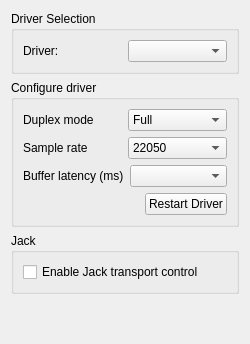
Above: src/traverso/ui/AudioDriverConfigPage.ui from ErwanLegrand/Traverso-DAW before the change. Below: the same form after it.
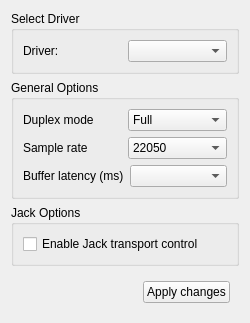
That is the form after the change.

The edit to the form file:
```diff
--- a/src/traverso/ui/AudioDriverConfigPage.ui
+++ b/src/traverso/ui/AudioDriverConfigPage.ui
@@ -1,24 +1,24 @@
 <ui version="4.0" >
  <class>AudioDriverConfigPage</class>
- <widget class="QWidget" name="AudioDriverConfigPage" >
-  <property name="geometry" >
+ <widget class="QWidget" name="AudioDriverConfigPage">
+  <property name="geometry">
    <rect>
     <x>0</x>
     <y>0</y>
     <width>250</width>
-    <height>344</height>
+    <height>308</height>
    </rect>
   </property>
   <property name="windowTitle" >
    <string>Form</string>
   </property>
-  <layout class="QVBoxLayout" >
+  <layout class="QVBoxLayout" name="verticalLayout_2">
    <item>
-    <widget class="QGroupBox" name="groupBox" >
-     <property name="title" >
-      <string>Driver Selection</string>
+    <widget class="QGroupBox" name="groupBox">
+     <property name="title">
+      <string>Select Driver</string>
      </property>
-     <layout class="QHBoxLayout" >
+     <layout class="QHBoxLayout">
       <item>
        <widget class="QLabel" name="label" >
         <property name="text" >
@@ -33,17 +33,17 @@
     </widget>
    </item>
    <item>
-    <widget class="QGroupBox" name="driverConfigGroupBox" >
-     <property name="title" >
-      <string>Configure driver</string>
+    <widget class="QGroupBox" name="driverConfigGroupBox">
+     <property name="title">
+      <string>General Options</string>
      </property>
-     <layout class="QVBoxLayout" >
+     <layout class="QVBoxLayout" name="verticalLayout">
       <item>
-       <layout class="QHBoxLayout" >
-        <property name="spacing" >
+       <layout class="QHBoxLayout">
+        <property name="spacing">
          <number>6</number>
         </property>
-        <property name="margin" >
+        <property name="margin">
          <number>0</number>
         </property>
         <item>
@@ -84,11 +84,11 @@
        </layout>
       </item>
       <item>
-       <layout class="QHBoxLayout" >
-        <property name="spacing" >
+       <layout class="QHBoxLayout">
+        <property name="spacing">
          <number>6</number>
         </property>
-        <property name="margin" >
+        <property name="margin">
          <number>0</number>
         </property>
         <item>
@@ -145,11 +145,11 @@
        </layout>
       </item>
       <item>
-       <layout class="QHBoxLayout" >
-        <property name="spacing" >
+       <layout class="QHBoxLayout">
+        <property name="spacing">
          <number>6</number>
         </property>
-        <property name="margin" >
+        <property name="margin">
          <number>0</number>
         </property>
         <item>
@@ -170,31 +170,7 @@
          </widget>
         </item>
         <item>
-         <widget class="QComboBox" name="latencyComboBox" />
-        </item>
-       </layout>
-      </item>
-      <item>
-       <layout class="QHBoxLayout" >
-        <item>
-         <spacer>
-          <property name="orientation" >
-           <enum>Qt::Horizontal</enum>
-          </property>
-          <property name="sizeHint" stdset="0" >
-           <size>
-            <width>40</width>
-            <height>20</height>
-           </size>
-          </property>
-         </spacer>
-        </item>
-        <item>
-         <widget class="QPushButton" name="restartDriverButton" >
-          <property name="text" >
-           <string>Restart Driver</string>
-          </property>
-         </widget>
+         <widget class="QComboBox" name="latencyComboBox"/>
         </item>
        </layout>
       </item>
@@ -202,20 +178,20 @@
     </widget>
    </item>
    <item>
-    <widget class="QGroupBox" name="jackGroupBox" >
-     <property name="title" >
-      <string>Jack</string>
+    <widget class="QGroupBox" name="jackGroupBox">
+     <property name="title">
+      <string>Jack Options</string>
      </property>
-     <layout class="QVBoxLayout" >
-      <property name="spacing" >
+     <layout class="QVBoxLayout">
+      <property name="spacing">
        <number>6</number>
       </property>
-      <property name="margin" >
+      <property name="margin">
        <number>9</number>
       </property>
       <item>
-       <widget class="QCheckBox" name="jackTransportCheckBox" >
-        <property name="text" >
+       <widget class="QCheckBox" name="jackTransportCheckBox">
+        <property name="text">
          <string>Enable Jack transport control</string>
         </property>
        </widget>
@@ -223,6 +199,32 @@
      </layout>
     </widget>
    </item>
+   <item>
+    <widget class="QFrame" name="frame">
+     <layout class="QHBoxLayout">
+      <item>
+       <spacer>
+        <property name="orientation">
+         <enum>Qt::Horizontal</enum>
+        </property>
+        <property name="sizeHint" stdset="0">
+         <size>
+          <width>40</width>
+          <height>20</height>
+         </size>
+        </property>
+       </spacer>
+      </item>
+      <item>
+       <widget class="QPushButton" name="restartDriverButton">
+        <property name="text">
+         <string>Apply changes</string>
+        </property>
+       </widget>
+      </item>
+     </layout>
+    </widget>
+   </item>
    <item>
     <spacer>
      <property name="orientation" >
```
Left out of the diff: 95 changed lines with no effect on the pictures.
